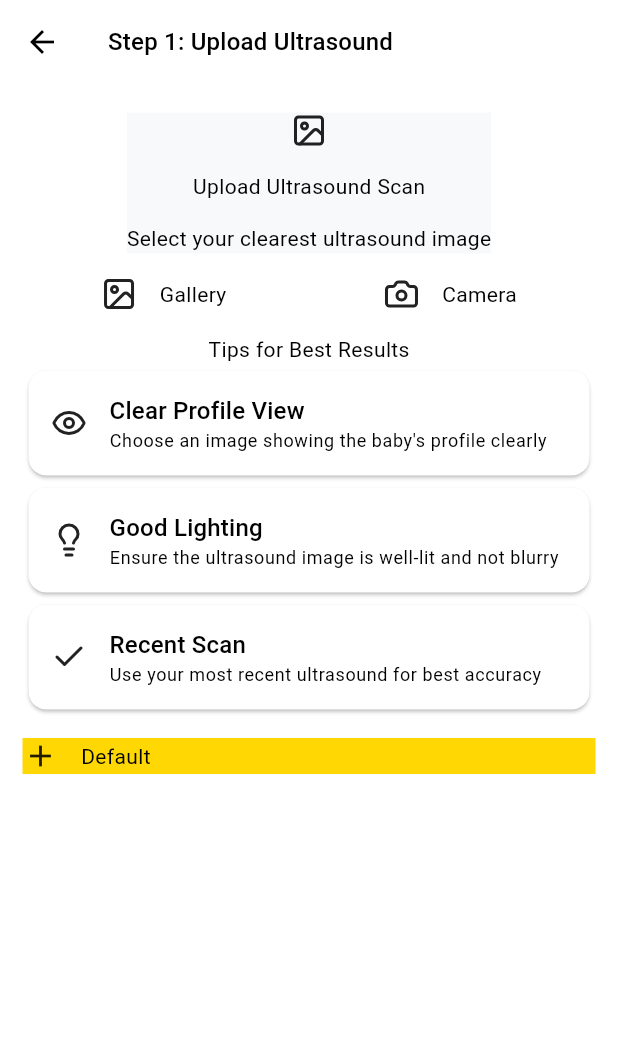
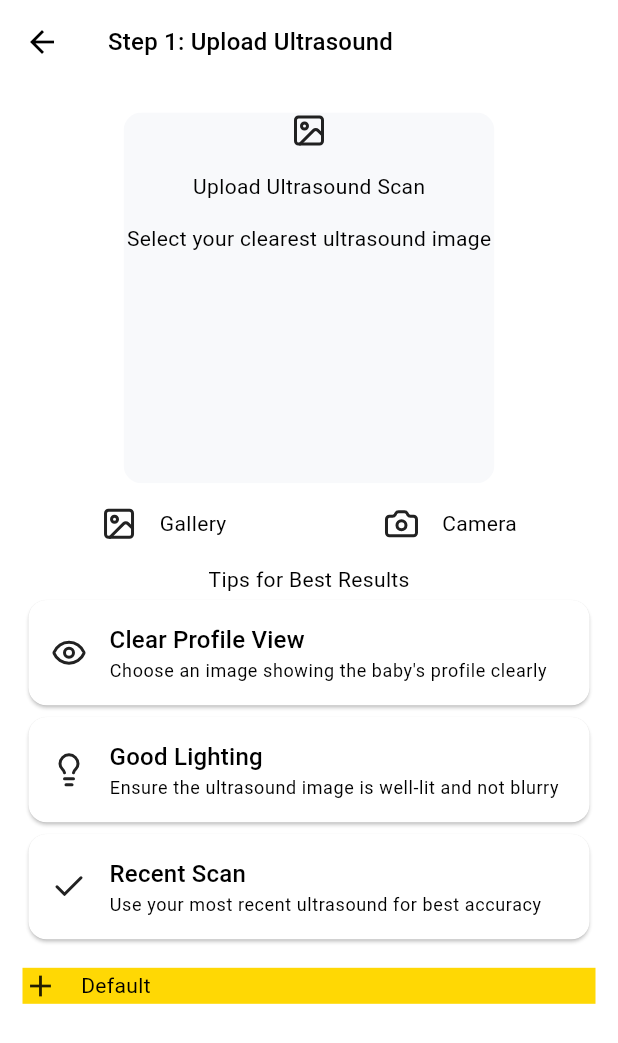
Before and after one commit to jchocola/baby-look-ai, a Flutter app: the GeneratePage1 screen opened directly, on a phone screen of 412 x 824 dp. Shown: the top 1043 px of the screen. Run offline on Flutter 3.47's test engine with Material 3 defaults, Android fonts, the phone set to English and light mode, and no system bars; our stand-ins replace animated_text_kit, equatable, flutter_bloc, get_it, go_router, image_picker and 3 more; missing offline and left inert: flutter_popup.

Commit message:
pick ultrasund image

```diff
--- a/lib/core/app_icon/app_icon.dart
+++ b/lib/core/app_icon/app_icon.dart
@@ -26,4 +26,5 @@ class AppIcon {
   static const shareIcon = LucideIcons.share;
   static const fullScreenIcon = LucideIcons.fullscreen;
 
+  static const cancelIcon = Icons.cancel_outlined;
 }
--- a/lib/features/feature_generate/bloc/prepare_data_bloc.dart
+++ b/lib/features/feature_generate/bloc/prepare_data_bloc.dart
@@ -1,26 +1,107 @@
 // ignore_for_file: camel_case_types
 
+import 'package:baby_look/features/feature_generate/domain/image_picker_repository.dart';
 import 'package:equatable/equatable.dart';
 import 'package:flutter_bloc/flutter_bloc.dart';
+import 'package:image_picker/image_picker.dart';
 
+///
+/// EVENT
+///
 abstract class PrepareDataBlocEvent extends Equatable {
   @override
   List<Object?> get props => [];
 }
 
+class PrepareDataBlocEvent_pickUltrasoundImageFromGallery
+    extends PrepareDataBlocEvent {}
 
+class PrepareDataBlocEvent_pickUltrasoundImageFromCamera
+    extends PrepareDataBlocEvent {}
 
+class PrepareDataBlocEvent_cancelUtrasoundImage
+    extends PrepareDataBlocEvent {}
+
+///
+/// STATE
+///
 abstract class PrepareDataBlocState extends Equatable {
   @override
   List<Object?> get props => [];
 }
 
-class PrepareDataBlocState_initial extends PrepareDataBlocState {}
+class PrepareDataBlocState_loaded extends PrepareDataBlocState {
+  final XFile? ultrasoundImage;
+  final XFile? motherImage;
+  final XFile? fatherImage;
+  PrepareDataBlocState_loaded({
+    this.ultrasoundImage,
+    this.motherImage,
+    this.fatherImage,
+  });
 
-class PrepareDataBlocState_loaded extends PrepareDataBlocState {}
+  @override
+  List<Object?> get props => [ultrasoundImage, motherImage, fatherImage];
 
-class PrepareDataBloc extends Bloc<PrepareDataBlocEvent, PrepareDataBlocState> {
-  PrepareDataBloc() : super(PrepareDataBlocState_initial()) {
-
+  PrepareDataBlocState_loaded copyWith({
+    XFile? ultrasoundImage,
+    XFile? motherImage,
+    XFile? fatherImage,
+  }) {
+    return PrepareDataBlocState_loaded(
+      ultrasoundImage: ultrasoundImage ,
+      motherImage: motherImage ,
+      fatherImage: fatherImage,
+    );
   }
 }
+
+///
+/// BLOC
+///
+class PrepareDataBloc extends Bloc<PrepareDataBlocEvent, PrepareDataBlocState> {
+  final ImagePickerRepository pickerRepository;
+  PrepareDataBloc({required this.pickerRepository})
+    : super(PrepareDataBlocState_loaded()) {
+    ///
+    ///  PrepareDataBlocEvent_pickUltrasoundImageFromGallery
+    ///
+    on<PrepareDataBlocEvent_pickUltrasoundImageFromGallery>((
+      event,
+      emit,
+    ) async {
+      final currentState = state;
+
+      if (currentState is PrepareDataBlocState_loaded) {
+        final image = await pickerRepository.pickImageFromGallery();
+        if (image != null) {
+          emit(currentState.copyWith(ultrasoundImage: image));
+        }
+      }
+    });
+
+    ///
+    /// PrepareDataBlocEvent_pickUltrasoundImageFromCamera
+    ///
+    on<PrepareDataBlocEvent_pickUltrasoundImageFromCamera>((event, emit) async{
+      final currentState = state;
+         if (currentState is PrepareDataBlocState_loaded) {
+        final image = await pickerRepository.pickImageFromCamera();
+        if (image != null) {
+          emit(currentState.copyWith(ultrasoundImage: image));
+        }
+      }
+    });
+
+
+      ///
+    /// PrepareDataBlocEvent_cancelUtrasoundImage
+    ///
+    on<PrepareDataBlocEvent_cancelUtrasoundImage>((event, emit) async{
+      final currentState = state;
+         if (currentState is PrepareDataBlocState_loaded) {
+           emit(currentState.copyWith(ultrasoundImage: null));
+      }
+    });
+  }
+}
--- a/lib/features/feature_generate/presentation/generate_page1.dart
+++ b/lib/features/feature_generate/presentation/generate_page1.dart
@@ -1,11 +1,13 @@
 import 'package:baby_look/core/app_constant/app_constant.dart';
 import 'package:baby_look/core/app_icon/app_icon.dart';
+import 'package:baby_look/features/feature_generate/bloc/prepare_data_bloc.dart';
 import 'package:baby_look/features/feature_generate/widget/tips_for_best_result.dart';
 import 'package:baby_look/features/feature_generate/widget/upload_ultrasound_widget.dart';
 import 'package:baby_look/shared/custom_app_bar.dart';
 import 'package:baby_look/shared/custom_button_with_icon.dart';
 import 'package:baby_look/shared/note_widget.dart';
 import 'package:flutter/material.dart';
+import 'package:flutter_bloc/flutter_bloc.dart';
 import 'package:go_router/go_router.dart';
 
 class GeneratePage1 extends StatelessWidget {
@@ -29,8 +31,20 @@ class GeneratePage1 extends StatelessWidget {
           Row(
             mainAxisAlignment: MainAxisAlignment.spaceAround,
             children: [
-              CustomButtonWithIcon(icon: AppIcon.imageIcon, title: 'Gallery'),
-              CustomButtonWithIcon(icon: AppIcon.cameratIcon, title: 'Camera'),
+              CustomButtonWithIcon(
+                icon: AppIcon.imageIcon,
+                title: 'Gallery',
+                onTap: () {
+                  context.read<PrepareDataBloc>().add(
+                    PrepareDataBlocEvent_pickUltrasoundImageFromGallery(),
+                  );
+                },
+              ),
+              CustomButtonWithIcon(icon: AppIcon.cameratIcon, title: 'Camera', onTap: () {
+                 context.read<PrepareDataBloc>().add(
+                    PrepareDataBlocEvent_pickUltrasoundImageFromCamera(),
+                  );
+              },),
             ],
           ),
           TipsForBestResult(),
--- a/lib/features/feature_generate/widget/upload_ultrasound_widget.dart
+++ b/lib/features/feature_generate/widget/upload_ultrasound_widget.dart
@@ -1,23 +1,46 @@
+import 'dart:io';
+
 import 'package:baby_look/core/app_constant/app_constant.dart';
 import 'package:baby_look/core/app_icon/app_icon.dart';
 import 'package:baby_look/core/app_theme/app_color.dart';
+import 'package:baby_look/features/feature_generate/bloc/prepare_data_bloc.dart';
+import 'package:baby_look/shared/picked_image_card.dart';
 import 'package:flutter/material.dart';
+import 'package:flutter_bloc/flutter_bloc.dart';
 
 class UploadUltrasoundWidget extends StatelessWidget {
   const UploadUltrasoundWidget({super.key});
 
   @override
   Widget build(BuildContext context) {
-    return Container(
+    final size = MediaQuery.of(context).size;
+    return ClipRRect(
+      borderRadius: BorderRadiusGeometry.circular(AppConstant.borderRadius),
+      child: Container(
+        height: size.width * 0.6,
+        width: size.width * 0.6,
         color: AppColor.blueColor3,
-      child: Column(
+        child: BlocBuilder<PrepareDataBloc, PrepareDataBlocState>(
+          builder: (context, state) {
+            if (state is PrepareDataBlocState_loaded &&
+                state.ultrasoundImage != null) {
+              return PickedImageCard(
+                file: File(state.ultrasoundImage!.path),
+                onCancelPressed: () => context.read<PrepareDataBloc>().add(PrepareDataBlocEvent_cancelUtrasoundImage()),
+              );
+            } else {
+              return Column(
                 spacing: AppConstant.appPadding,
                 crossAxisAlignment: CrossAxisAlignment.center,
                 children: [
                   Icon(AppIcon.imageIcon),
                   Text('Upload Ultrasound Scan'),
-            Text('Select your clearest ultrasound image')
+                  Text('Select your clearest ultrasound image'),
                 ],
+              );
+            }
+          },
+        ),
       ),
     );
   }
--- a/lib/shared/custom_button_with_icon.dart
+++ b/lib/shared/custom_button_with_icon.dart
@@ -6,18 +6,23 @@ class CustomButtonWithIcon extends StatelessWidget {
     super.key,
     this.icon = Icons.add,
     this.title = "Default",
+    this.onTap,
   });
 
   final String title;
   final IconData icon;
+  final void Function()? onTap;
   @override
   Widget build(BuildContext context) {
-    return Row(
-      spacing: AppConstant.appPadding,
-      children: [
-        Icon(icon),
-        Text(title),
-      ],
+    return GestureDetector(
+      onTap: onTap,
+      child: Row(
+        spacing: AppConstant.appPadding,
+        children: [
+          Icon(icon),
+          Text(title),
+        ],
+      ),
     );
   }
 }
```
Also changed, not shown: lib/main.dart (+13 -5 lines), lib/shared/picked_image_card.dart (added, +25 -0 lines). Lines whose indentation alone changed are shown as unchanged.
